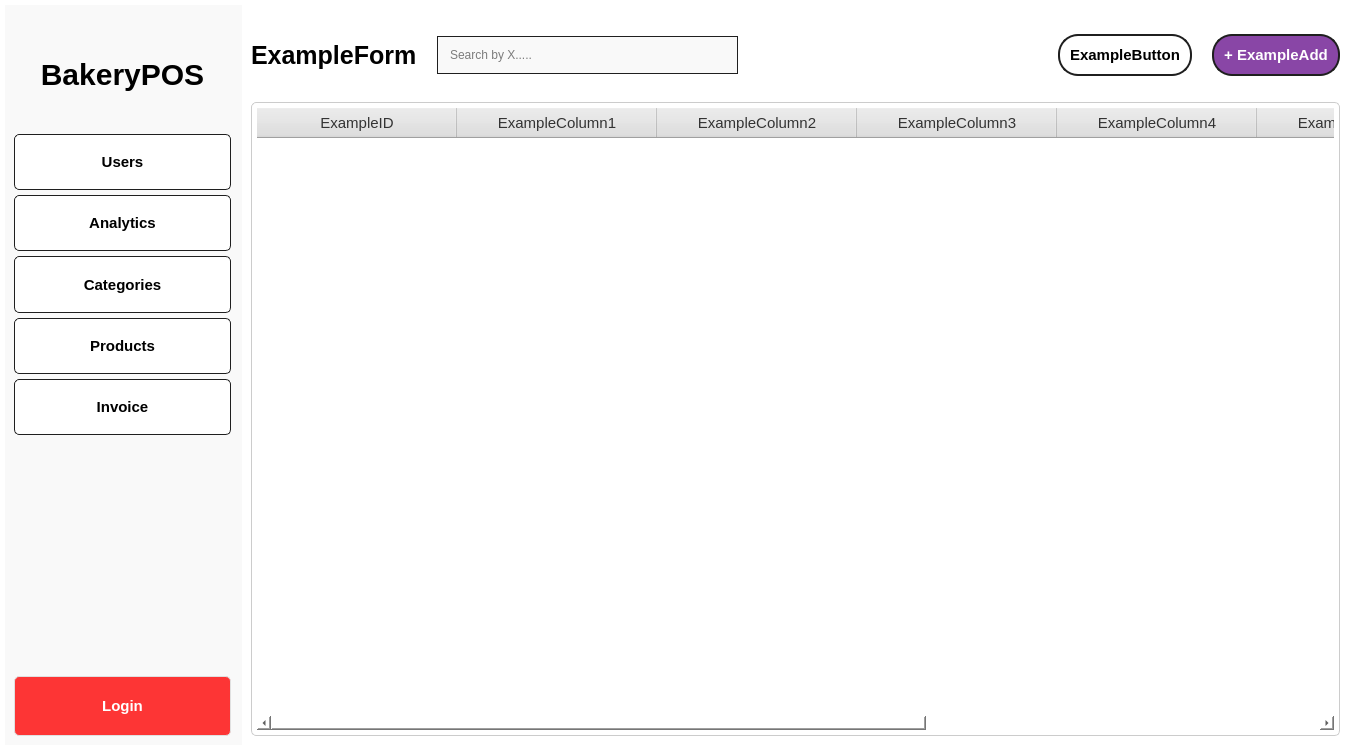
kazurem/BakeryPOS, file Dashboard.ui: the form before one commit.
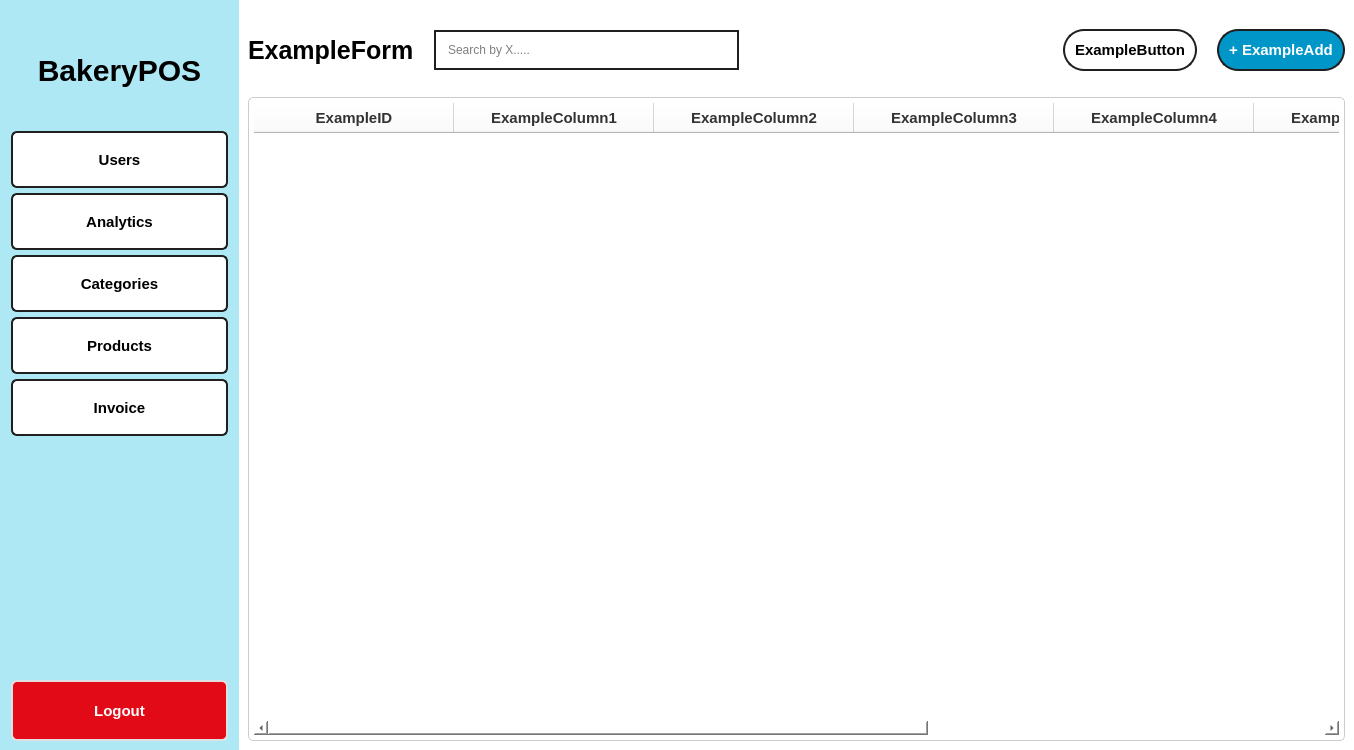
The form after the commit.

Commit message: Enhancing dashboard

```diff
--- a/Dashboard.ui
+++ b/Dashboard.ui
@@ -30,26 +30,32 @@
 	font-weight: bold;
 	font-size: 15px;
 
-	border-radius: 5px;
-	border: 1px solid #1F1F1F;
+	border-radius: 6.28px;
+	border: 1.82px solid #1F1F1F;
 	
 	background-color: white;
 }
 
-QPushButton:hover {
-	background-color: #C6C6C6;
+QPushButton:checked
+{
+	background-color: #0096C7;
+	border: 1.82px solid #E0E0E0;
+	color:white;
 }
 
+
 #LogoutButton {
 	color: white;
 
-	border: 1px solid #E0E0E0;
+	border: 1.82px solid #E0E0E0;
 
-	background-color: #FD3535;
+	background-color: #e30a17;
 }
 
-#LogoutButton:hover {
-	background-color: #A21619;
+#LogoutButton:hover {	
+	background-color: white;
+	border: 1.82px solid #1F1F1F;
+	color: black;
 }
 
 #AddXButton
@@ -58,10 +64,10 @@
 
 	padding:10px;
 
-	border-radius: 20px;
-	border: 2px solid #1F1F1F;
+	border-radius: 21.42px;
+	border: 1.82px solid #1F1F1F;
 
-	background-color: #8946A6;
+	background-color: #0096C7;
 }
 
 #FilterByXButton
@@ -70,8 +76,8 @@
 
 	padding: 10px;
 
-	border-radius: 20px;
-	border: 2px solid #1F1F1F;
+	border-radius: 21.42px;
+	border: 1.82px solid #1F1F1F;
 
 	background-color: white;
 }
@@ -85,10 +91,10 @@
 
 	padding: 10px;
 
-	border-radius: 20px;
-	border: 1px solid #1F1F1F;
+	border-radius: 21.42px;
+	border: 1.82px solid #1F1F1F;
 
-	background-color: #F9F9F9;
+	background-color: white;
 }
 /*--------------------------------- Line Edits (END)------------------------------------------*/
 
@@ -115,7 +121,7 @@
 /*--------------------------------- Widgets (START)-------------------------------------*/
 #SideBarWidget
 {
-	background-color: #F9F9F9;
+	background-color: #ADE8F4;
 }
 /*--------------------------------- Widgets (END)-------------------------------------*/
 
@@ -134,10 +140,11 @@
 QHeaderView::section {
     color: #333;
     font-size: 11pt;
+font-weight: bold;
 
     padding: 4px;
 
-    background-color: #E0E0E0;
+    background-color: white;
 }
 
 QTableWidget::item {
@@ -160,16 +167,16 @@
      <number>0</number>
     </property>
     <property name="leftMargin">
-     <number>5</number>
+     <number>0</number>
     </property>
     <property name="topMargin">
-     <number>5</number>
+     <number>0</number>
     </property>
     <property name="rightMargin">
-     <number>5</number>
+     <number>0</number>
     </property>
     <property name="bottomMargin">
-     <number>5</number>
+     <number>0</number>
     </property>
     <item>
      <widget class="QWidget" name="SideBarWidget" native="true">
@@ -180,6 +187,9 @@
        <property name="spacing">
         <number>0</number>
        </property>
+       <property name="leftMargin">
+        <number>11</number>
+       </property>
        <property name="rightMargin">
         <number>11</number>
        </property>
@@ -214,6 +224,9 @@
            <property name="text">
             <string>Users</string>
            </property>
+           <property name="checkable">
+            <bool>true</bool>
+           </property>
            <property name="flat">
             <bool>true</bool>
            </property>
@@ -230,6 +243,9 @@
            <property name="text">
             <string>Analytics</string>
            </property>
+           <property name="checkable">
+            <bool>true</bool>
+           </property>
            <property name="flat">
             <bool>true</bool>
            </property>
@@ -246,6 +262,9 @@
            <property name="text">
             <string>Categories</string>
            </property>
+           <property name="checkable">
+            <bool>true</bool>
+           </property>
            <property name="flat">
             <bool>true</bool>
            </property>
@@ -262,6 +281,9 @@
            <property name="text">
             <string>Products</string>
            </property>
+           <property name="checkable">
+            <bool>true</bool>
+           </property>
            <property name="flat">
             <bool>true</bool>
            </property>
@@ -278,6 +300,9 @@
            <property name="text">
             <string>Invoice</string>
            </property>
+           <property name="checkable">
+            <bool>true</bool>
+           </property>
            <property name="flat">
             <bool>true</bool>
            </property>
@@ -310,7 +335,10 @@
           <string notr="true"/>
          </property>
          <property name="text">
-          <string>Login</string>
+          <string>Logout</string>
+         </property>
+         <property name="checkable">
+          <bool>true</bool>
          </property>
          <property name="flat">
           <bool>true</bool>
@@ -495,11 +523,7 @@
                 </size>
                </property>
                <property name="styleSheet">
-                <string notr="true">border-radius: 20px;
-padding: 10px;
-background-color: rgb(249, 249, 249);
-border: 1px solid #1F1F1F;
-color: black;</string>
+                <string notr="true"/>
                </property>
                <property name="readOnly">
                 <bool>false</bool>
@@ -542,6 +566,9 @@
                <property name="text">
                 <string>ExampleButton</string>
                </property>
+               <property name="checkable">
+                <bool>true</bool>
+               </property>
                <property name="flat">
                 <bool>true</bool>
                </property>
@@ -567,6 +594,9 @@
                <property name="text">
                 <string>+ ExampleAdd</string>
                </property>
+               <property name="checkable">
+                <bool>true</bool>
+               </property>
                <property name="flat">
                 <bool>true</bool>
                </property>
@@ -579,6 +609,9 @@
              <property name="styleSheet">
               <string notr="true"/>
              </property>
+             <property name="verticalScrollBarPolicy">
+              <enum>Qt::ScrollBarPolicy::ScrollBarAlwaysOff</enum>
+             </property>
              <property name="alternatingRowColors">
               <bool>true</bool>
              </property>
@@ -588,6 +621,9 @@
              <property name="selectionBehavior">
               <enum>QAbstractItemView::SelectionBehavior::SelectRows</enum>
              </property>
+             <property name="showGrid">
+              <bool>false</bool>
+             </property>
              <property name="sortingEnabled">
               <bool>true</bool>
              </property>
@@ -600,6 +636,9 @@
              <attribute name="horizontalHeaderStretchLastSection">
               <bool>true</bool>
              </attribute>
+             <attribute name="verticalHeaderVisible">
+              <bool>false</bool>
+             </attribute>
              <attribute name="verticalHeaderDefaultSectionSize">
               <number>70</number>
              </attribute>
@@ -610,7 +649,7 @@
               <bool>true</bool>
              </attribute>
              <attribute name="verticalHeaderStretchLastSection">
-              <bool>true</bool>
+              <bool>false</bool>
              </attribute>
              <column>
               <property name="text">
```
The commit also changes 9 other files.
